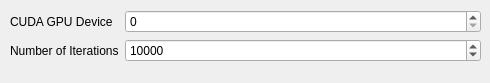
Old version of the form plugins/classificationplugins/mmclassificationplugin/mmclassificationinputoptions.ui in the repository Joensw/RCAIT.
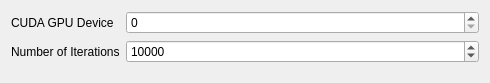
New version of the form.

Patch:
```diff
--- a/plugins/classificationplugins/mmclassificationplugin/mmclassificationinputoptions.ui
+++ b/plugins/classificationplugins/mmclassificationplugin/mmclassificationinputoptions.ui
@@ -13,15 +13,8 @@
   <property name="windowTitle">
    <string>Form</string>
   </property>
-  <widget class="QWidget" name="formLayoutWidget">
-   <property name="geometry">
-    <rect>
-     <x>10</x>
-     <y>10</y>
-     <width>471</width>
-     <height>61</height>
-    </rect>
-   </property>
+  <layout class="QGridLayout" name="gridLayout">
+   <item row="0" column="0">
    <layout class="QFormLayout" name="formLayout">
     <item row="0" column="1">
      <widget class="QSpinBox" name="spinBox_cudaGpuDevice">
@@ -64,7 +57,8 @@
      </widget>
     </item>
    </layout>
-  </widget>
+   </item>
+  </layout>
  </widget>
  <resources/>
  <connections/>
```
Lines whose indentation alone changed are shown as unchanged.
